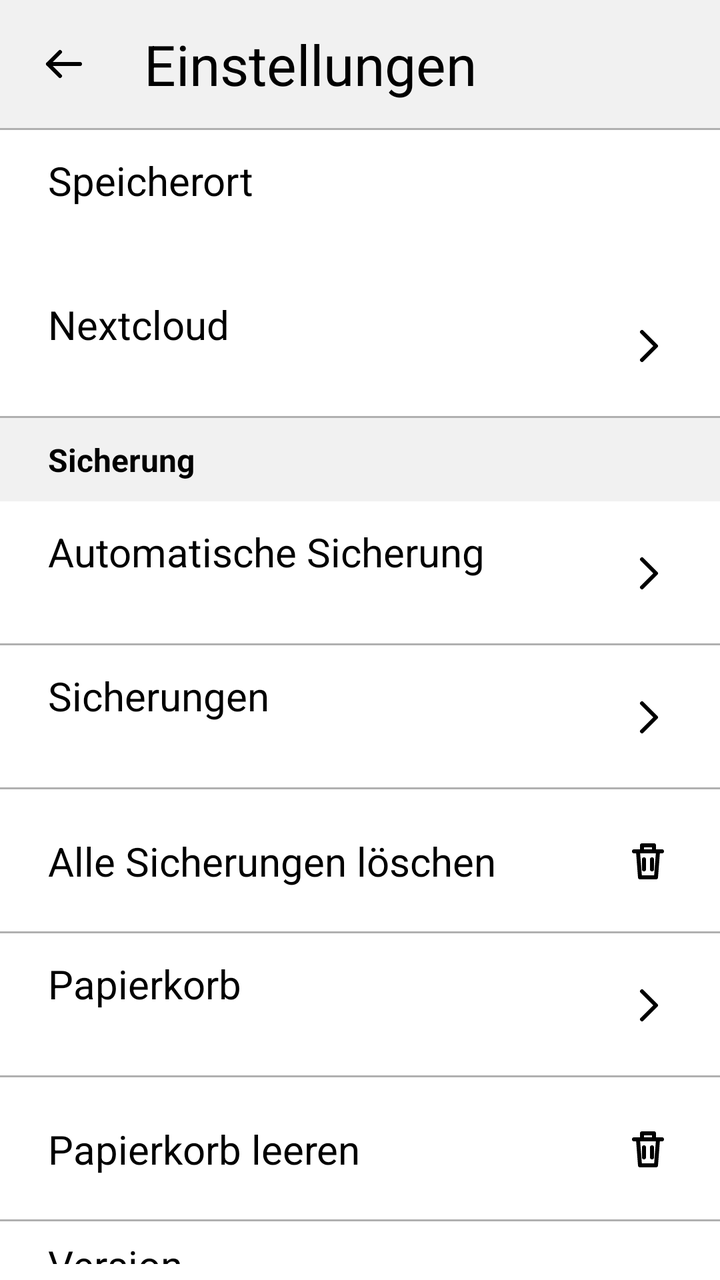
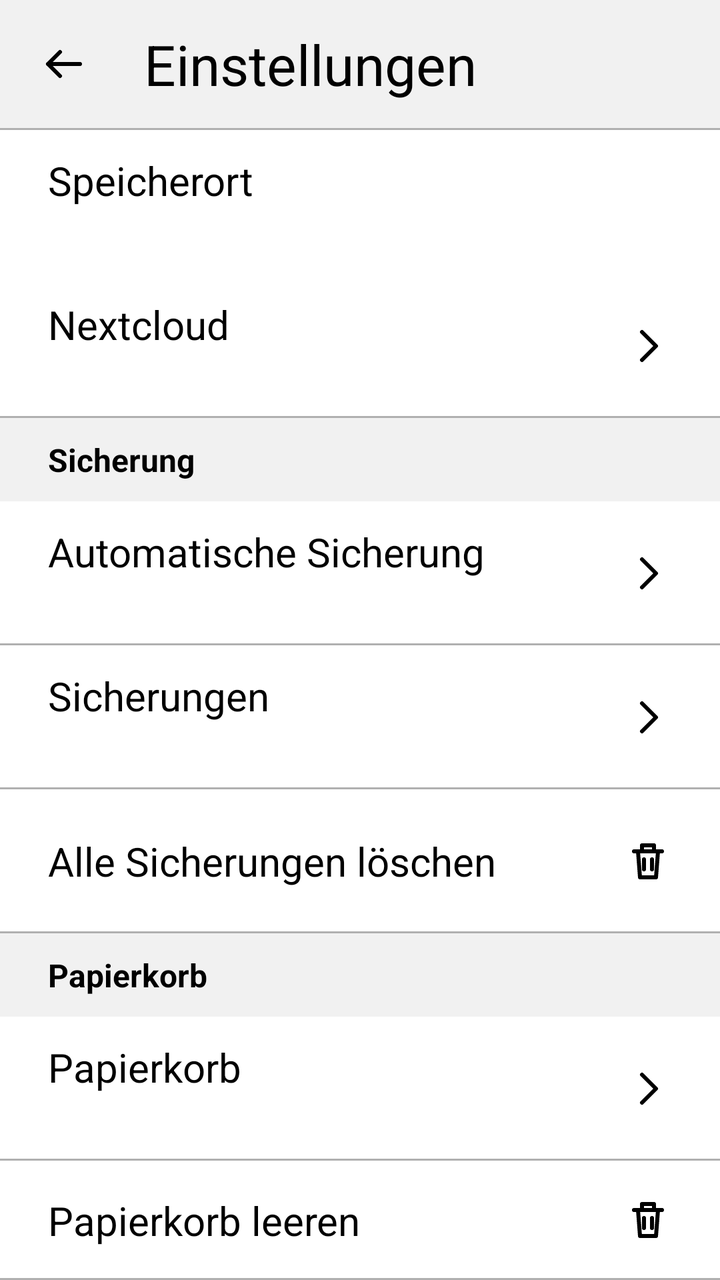

Before-and-after screenshots of an Android layout around one commit, followed by the original layout XML and the change that was made.
<!-- AndroidManifest.xml: application theme Theme.PaperNotes -->
<!-- res/layout/activity_settings.xml -->
<?xml version="1.0" encoding="utf-8"?>
<LinearLayout xmlns:android="http://schemas.android.com/apk/res/android"
    android:layout_width="match_parent"
    android:layout_height="match_parent"
    android:background="@color/white"
    android:orientation="vertical">

    <LinearLayout
        android:layout_width="match_parent"
        android:layout_height="64dp"
        android:background="@color/surface_gray"
        android:gravity="center_vertical"
        android:orientation="horizontal"
        android:paddingStart="8dp"
        android:paddingEnd="16dp">

        <ImageButton
            android:id="@+id/buttonBack"
            style="@style/Widget.PaperNotes.IconButton"
            android:contentDescription="@string/editor_back"
            android:src="@drawable/ic_back" />

        <TextView
            android:layout_width="0dp"
            android:layout_height="wrap_content"
            android:layout_weight="1"
            android:ellipsize="end"
            android:maxLines="1"
            android:paddingStart="16dp"
            android:paddingEnd="8dp"
            android:text="@string/settings_title"
            android:textColor="@color/black"
            android:textSize="28sp" />
    </LinearLayout>

    <View
        android:layout_width="match_parent"
        android:layout_height="1dp"
        android:background="@color/line_gray" />

    
    <LinearLayout
        style="@style/Widget.PaperNotes.SettingsRow"
        android:orientation="vertical">

        <TextView
            style="@style/Widget.PaperNotes.SettingsLabel"
            android:text="@string/settings_location" />

        <TextView
            android:id="@+id/textLocation"
            style="@style/Widget.PaperNotes.SettingsValue" />
    </LinearLayout>

    
    <LinearLayout
        android:id="@+id/rowSync"
        style="@style/Widget.PaperNotes.SettingsRow"
        android:background="@drawable/bg_list_row"
        android:clickable="true"
        android:focusable="true"
        android:orientation="horizontal">

        <LinearLayout
            android:layout_width="0dp"
            android:layout_height="wrap_content"
            android:layout_weight="1"
            android:orientation="vertical">

            <TextView
                style="@style/Widget.PaperNotes.SettingsLabel"
                android:text="@string/sync_row_title" />

            <TextView
                android:id="@+id/textSyncSummary"
                style="@style/Widget.PaperNotes.SettingsValue" />
        </LinearLayout>

        <ImageView
            android:layout_width="24dp"
            android:layout_height="24dp"
            android:importantForAccessibility="no"
            android:src="@drawable/ic_chevron_right"
            android:tint="@color/icon_tint" />
    </LinearLayout>

    
    <TextView
        android:layout_width="match_parent"
        android:layout_height="wrap_content"
        android:background="@color/surface_gray"
        android:paddingStart="24dp"
        android:paddingTop="10dp"
        android:paddingEnd="24dp"
        android:paddingBottom="10dp"
        android:text="@string/settings_backup_section"
        android:textColor="@color/black"
        android:textSize="16sp"
        android:textStyle="bold" />

    
    <LinearLayout
        android:id="@+id/rowBackupInterval"
        style="@style/Widget.PaperNotes.SettingsRow"
        android:background="@drawable/bg_list_row"
        android:clickable="true"
        android:focusable="true"
        android:orientation="horizontal">

        <LinearLayout
            android:layout_width="0dp"
            android:layout_height="wrap_content"
            android:layout_weight="1"
            android:orientation="vertical">

            <TextView
                style="@style/Widget.PaperNotes.SettingsLabel"
                android:text="@string/settings_backup_interval" />

            <TextView
                android:id="@+id/textBackupInterval"
                style="@style/Widget.PaperNotes.SettingsValue" />
        </LinearLayout>

        <ImageView
            android:layout_width="24dp"
            android:layout_height="24dp"
            android:importantForAccessibility="no"
            android:src="@drawable/ic_chevron_right"
            android:tint="@color/icon_tint" />
    </LinearLayout>

    
    <LinearLayout
        android:id="@+id/rowBackups"
        style="@style/Widget.PaperNotes.SettingsRow"
        android:background="@drawable/bg_list_row"
        android:clickable="true"
        android:focusable="true"
        android:orientation="horizontal">

        <LinearLayout
            android:layout_width="0dp"
            android:layout_height="wrap_content"
            android:layout_weight="1"
            android:orientation="vertical">

            <TextView
                style="@style/Widget.PaperNotes.SettingsLabel"
                android:text="@string/settings_backups" />

            <TextView
                android:id="@+id/textBackupsSummary"
                style="@style/Widget.PaperNotes.SettingsValue" />
        </LinearLayout>

        <ImageView
            android:layout_width="24dp"
            android:layout_height="24dp"
            android:importantForAccessibility="no"
            android:src="@drawable/ic_chevron_right"
            android:tint="@color/icon_tint" />
    </LinearLayout>

    
    <LinearLayout
        android:id="@+id/rowDeleteBackups"
        style="@style/Widget.PaperNotes.SettingsRow"
        android:background="@drawable/bg_list_row"
        android:clickable="true"
        android:focusable="true"
        android:orientation="horizontal">

        <TextView
            style="@style/Widget.PaperNotes.SettingsLabel"
            android:layout_width="0dp"
            android:layout_weight="1"
            android:duplicateParentState="true"
            android:text="@string/backup_delete_all_action" />

        <ImageView
            android:layout_width="24dp"
            android:layout_height="24dp"
            android:duplicateParentState="true"
            android:importantForAccessibility="no"
            android:src="@drawable/ic_trash"
            android:tint="@color/icon_tint" />
    </LinearLayout>

    
    <LinearLayout
        android:id="@+id/rowTrash"
        style="@style/Widget.PaperNotes.SettingsRow"
        android:background="@drawable/bg_list_row"
        android:clickable="true"
        android:focusable="true"
        android:orientation="horizontal">

        <LinearLayout
            android:layout_width="0dp"
            android:layout_height="wrap_content"
            android:layout_weight="1"
            android:orientation="vertical">

            <TextView
                style="@style/Widget.PaperNotes.SettingsLabel"
                android:text="@string/settings_trash" />

            <TextView
                android:id="@+id/textTrashCount"
                style="@style/Widget.PaperNotes.SettingsValue" />
        </LinearLayout>

        <ImageView
            android:layout_width="24dp"
            android:layout_height="24dp"
            android:importantForAccessibility="no"
            android:src="@drawable/ic_chevron_right"
            android:tint="@color/icon_tint" />
    </LinearLayout>

    
    <LinearLayout
        android:id="@+id/rowEmptyTrash"
        style="@style/Widget.PaperNotes.SettingsRow"
        android:background="@drawable/bg_list_row"
        android:clickable="true"
        android:focusable="true"
        android:orientation="horizontal">

        <TextView
            style="@style/Widget.PaperNotes.SettingsLabel"
            android:layout_width="0dp"
            android:layout_weight="1"
            android:duplicateParentState="true"
            android:text="@string/trash_empty_action" />

        <ImageView
            android:layout_width="24dp"
            android:layout_height="24dp"
            android:duplicateParentState="true"
            android:importantForAccessibility="no"
            android:src="@drawable/ic_trash"
            android:tint="@color/icon_tint" />
    </LinearLayout>

    
    <LinearLayout
        style="@style/Widget.PaperNotes.SettingsRow"
        android:orientation="vertical">

        <TextView
            style="@style/Widget.PaperNotes.SettingsLabel"
            android:text="@string/settings_version" />

        <TextView
            android:id="@+id/textVersion"
            style="@style/Widget.PaperNotes.SettingsValue" />
    </LinearLayout>

    
    <LinearLayout
        android:id="@+id/rowAbout"
        style="@style/Widget.PaperNotes.SettingsRow"
        android:background="@drawable/bg_list_row"
        android:clickable="true"
        android:focusable="true"
        android:orientation="horizontal">

        <TextView
            style="@style/Widget.PaperNotes.SettingsLabel"
            android:layout_width="0dp"
            android:layout_weight="1"
            android:text="@string/settings_about" />

        <ImageView
            android:layout_width="24dp"
            android:layout_height="24dp"
            android:importantForAccessibility="no"
            android:src="@drawable/ic_chevron_right"
            android:tint="@color/icon_tint" />
    </LinearLayout>
</LinearLayout>
<!-- resources referenced by this layout -->
<resources>
  <color name="black">#FF000000</color>
  <color name="line_gray">#FFB0B0B0</color>
  <color name="surface_gray">#FFF1F1F1</color>
  <color name="white">#FFFFFFFF</color>
  <!-- drawable ic_back (drawable) -->
  <?xml version="1.0" encoding="utf-8"?>
  <vector xmlns:android="http://schemas.android.com/apk/res/android"
      android:width="24dp"
      android:height="24dp"
      android:viewportWidth="24"
      android:viewportHeight="24">
      <path
          android:pathData="M20,12 H4 M10,6 L4,12 L10,18"
          android:strokeColor="#FF000000"
          android:strokeWidth="2"
          android:strokeLineCap="round"
          android:strokeLineJoin="round" />
  </vector>
  <!-- drawable ic_chevron_right (drawable) -->
  <?xml version="1.0" encoding="utf-8"?>
  <vector xmlns:android="http://schemas.android.com/apk/res/android"
      android:width="24dp"
      android:height="24dp"
      android:viewportWidth="24"
      android:viewportHeight="24">
      <path
          android:pathData="M9,5 L16,12 L9,19"
          android:strokeColor="#FF000000"
          android:strokeWidth="2"
          android:strokeLineCap="round"
          android:strokeLineJoin="round" />
  </vector>
  <string name="backup_delete_all_action">Alle Sicherungen löschen</string>
  <string name="editor_back">Zurück</string>
  <string name="settings_about">Info</string>
  <string name="settings_backup_interval">Automatische Sicherung</string>
  <string name="settings_backup_section">Sicherung</string>
  <string name="settings_backups">Sicherungen</string>
  <string name="settings_location">Speicherort</string>
  <string name="settings_title">Einstellungen</string>
  <string name="settings_trash">Papierkorb</string>
  <string name="settings_version">Version</string>
  <string name="sync_row_title">Nextcloud</string>
  <string name="trash_empty_action">Papierkorb leeren</string>
  <style name="Widget.PaperNotes.IconButton" parent="">
          <item name="android:layout_width">48dp</item>
          <item name="android:layout_height">48dp</item>
          <item name="android:background">@drawable/bg_tool</item>
          <item name="android:tint">@color/icon_tint</item>
          <item name="android:scaleType">center</item>
          <item name="android:clickable">true</item>
          <item name="android:focusable">true</item>
      </style>
  <style name="Widget.PaperNotes.SettingsLabel" parent="">
          <item name="android:layout_width">wrap_content</item>
          <item name="android:layout_height">wrap_content</item>
          <item name="android:textColor">@color/text_tint</item>
          <item name="android:textSize">20sp</item>
      </style>
  <style name="Widget.PaperNotes.SettingsValue" parent="">
          <item name="android:layout_width">match_parent</item>
          <item name="android:layout_height">wrap_content</item>
          <item name="android:textColor">@color/text_secondary</item>
          <item name="android:textSize">16sp</item>
      </style>
  <style name="Theme.PaperNotes" parent="android:Theme.Material.Light.NoActionBar">
          <item name="android:windowBackground">@color/white</item>
          <item name="android:colorBackground">@color/white</item>
          <item name="android:textColorPrimary">@color/black</item>
          
          <item name="android:statusBarColor">@color/white</item>
          <item name="android:windowLightStatusBar">true</item>
          <item name="android:windowAnimationStyle">@null</item>
      </style>
  <color name="text_secondary">#FF444444</color>
  <!-- unchanged entries left out for length: 4 -->
</resources>

<!-- the commit's change to res/layout/activity_settings.xml (unified diff, before → after) -->
@@ -188,6 +188,20 @@
     </LinearLayout>
 
     
+    <TextView
+        android:layout_width="match_parent"
+        android:layout_height="wrap_content"
+        android:background="@color/surface_gray"
+        android:paddingStart="24dp"
+        android:paddingTop="10dp"
+        android:paddingEnd="24dp"
+        android:paddingBottom="10dp"
+        android:text="@string/settings_trash_section"
+        android:textColor="@color/black"
+        android:textSize="16sp"
+        android:textStyle="bold" />
+
+    
     <LinearLayout
         android:id="@+id/rowTrash"
         style="@style/Widget.PaperNotes.SettingsRow"
@@ -246,6 +260,38 @@
 
     
     <LinearLayout
+        android:id="@+id/rowTrashRetention"
+        style="@style/Widget.PaperNotes.SettingsRow"
+        android:background="@drawable/bg_list_row"
+        android:clickable="true"
+        android:focusable="true"
+        android:orientation="horizontal">
+
+        <LinearLayout
+            android:layout_width="0dp"
+            android:layout_height="wrap_content"
+            android:layout_weight="1"
+            android:orientation="vertical">
+
+            <TextView
+                style="@style/Widget.PaperNotes.SettingsLabel"
+                android:text="@string/settings_trash_retention" />
+
+            <TextView
+                android:id="@+id/textTrashRetention"
+                style="@style/Widget.PaperNotes.SettingsValue" />
+        </LinearLayout>
+
+        <ImageView
+            android:layout_width="24dp"
+            android:layout_height="24dp"
+            android:importantForAccessibility="no"
+            android:src="@drawable/ic_chevron_right"
+            android:tint="@color/icon_tint" />
+    </LinearLayout>
+
+    
+    <LinearLayout
         style="@style/Widget.PaperNotes.SettingsRow"
         android:orientation="vertical">
 
<!-- resource entries referenced after the edit -->
@@ -41,6 +41,8 @@
   <string name="settings_location">Speicherort</string>
   <string name="settings_title">Einstellungen</string>
   <string name="settings_trash">Papierkorb</string>
+  <string name="settings_trash_retention">Automatisch löschen nach</string>
+  <string name="settings_trash_section">Papierkorb</string>
   <string name="settings_version">Version</string>
   <string name="sync_row_title">Nextcloud</string>
   <string name="trash_empty_action">Papierkorb leeren</string>
